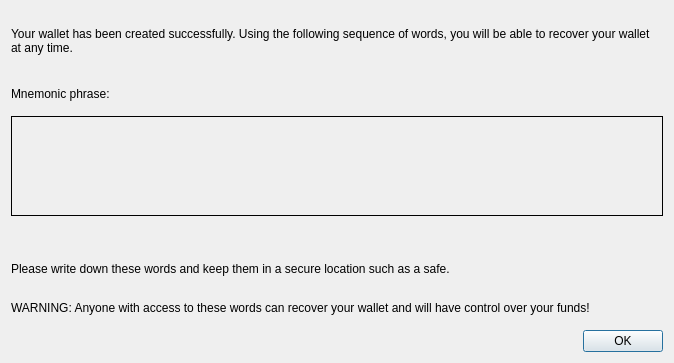
The window that src/qt/forms/notifymnemonic.ui (firoorg/firo) describes before a commit, drawn with Qt 5.
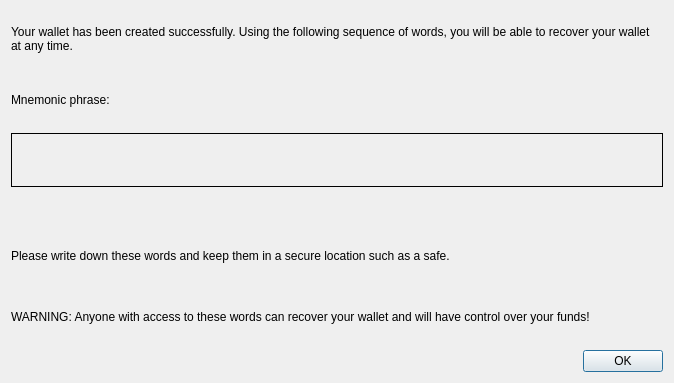
The same window after the commit.

Commit message: Fixing notification window view

What changed in the file:
```diff
--- a/src/qt/forms/notifymnemonic.ui
+++ b/src/qt/forms/notifymnemonic.ui
@@ -7,7 +7,7 @@
                 <x>0</x>
                 <y>0</y>
                 <width>674</width>
-                <height>363</height>
+                <height>383</height>
             </rect>
         </property>
         <property name="windowTitle">
@@ -16,11 +16,11 @@
         <layout class="QVBoxLayout" name="verticalLayout">
             <item>
                 <widget class="QLabel" name="textLabel">
-                    <property name="minimumSize">
-                        <size>
-                            <width>500</width>
-                            <height>60</height>
-                        </size>
+                    <property name="sizePolicy">
+                        <sizepolicy hsizetype="Expanding" vsizetype="Minimum">
+                            <horstretch>0</horstretch>
+                            <verstretch>0</verstretch>
+                        </sizepolicy>
                     </property>
                     <property name="text">
                         <string>Your wallet has been created successfully. Using the following sequence of words, you will be able to recover your wallet at any time.</string>
@@ -42,11 +42,11 @@
             </item>
             <item>
                 <widget class="QFrame" name="mnemonicBox">
-                    <property name="minimumSize">
-                        <size>
-                            <width>600</width>
-                            <height>100</height>
-                        </size>
+                    <property name="sizePolicy">
+                        <sizepolicy hsizetype="Expanding" vsizetype="Minimum">
+                            <horstretch>0</horstretch>
+                            <verstretch>0</verstretch>
+                        </sizepolicy>
                     </property>
                     <property name="frameShape">
                         <enum>QFrame::Box</enum>
@@ -57,11 +57,11 @@
                                 <property name="alignment">
                                     <enum>Qt::AlignCenter</enum>
                                 </property>
-                                <property name="minimumSize">
-                                    <size>
-                                        <width>500</width>
-                                        <height>80</height>
-                                    </size>
+                                <property name="sizePolicy">
+                                    <sizepolicy hsizetype="Expanding" vsizetype="Minimum">
+                                        <horstretch>0</horstretch>
+                                        <verstretch>0</verstretch>
+                                    </sizepolicy>
                                 </property>
                                 <property name="text">
                                     <string></string>
@@ -85,7 +85,7 @@
                     <property name="sizeHint" stdset="0">
                         <size>
                             <width>60</width>
-                            <height>30</height>
+                            <height>35</height>
                         </size>
                     </property>
                 </spacer>
```
